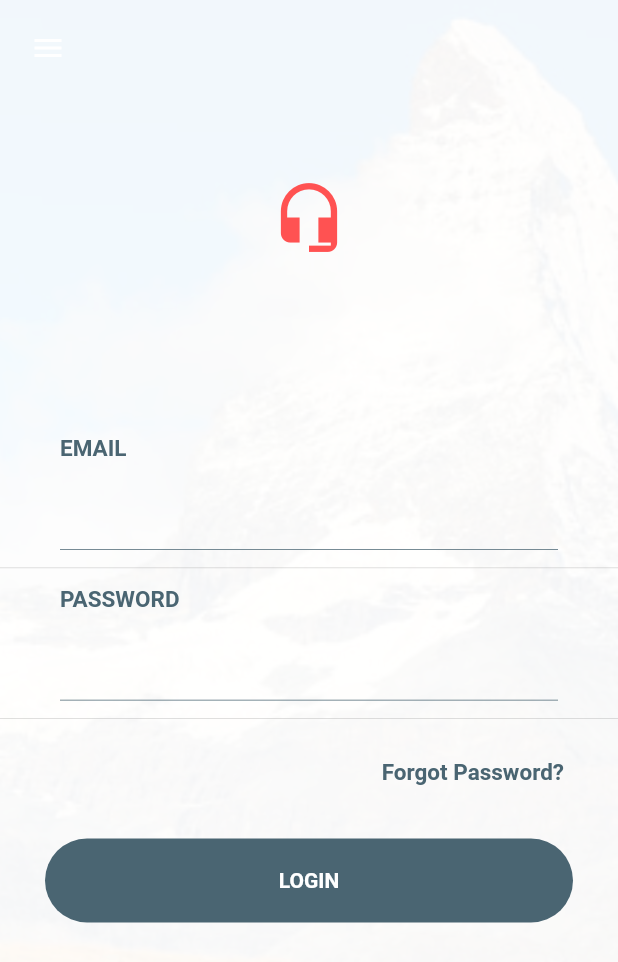
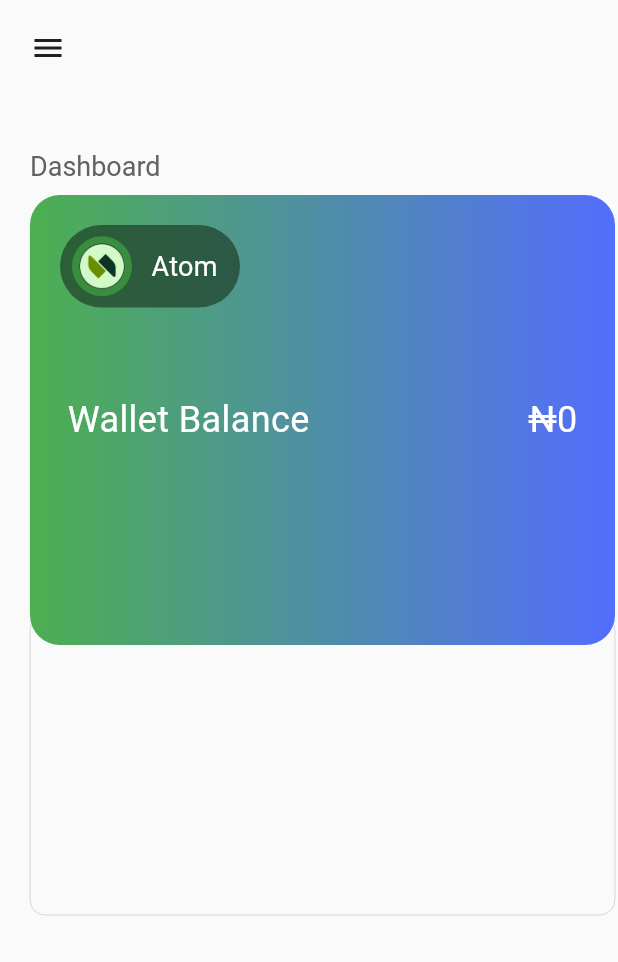
Before and after one commit to AtumaKen/login_test, a Flutter app: the screen it shows after launch, on a phone screen of 412 x 824 dp. Shown: the top 962 px of the screen. Run offline on Flutter 3.47's test engine with Material 2 defaults, Android fonts, the phone set to English and light mode, and no system bars; Roboto replaces fonts that are missing (WorkSans).

Commit message:
added dashboard.dart and some components.

```diff
--- a/lib/dashboard/app_theme.dart
+++ b/lib/dashboard/app_theme.dart
@@ -42,18 +42,16 @@ class AppTheme {
 
   static const TextStyle headline = TextStyle( // h5 -> headline
     fontFamily: fontName,
-    fontWeight: FontWeight.bold,
     fontSize: 24,
     letterSpacing: 0.27,
-    color: darkerText,
+    color: Colors.white,
   );
 
   static const TextStyle title = TextStyle( // h6 -> title
     fontFamily: fontName,
-    fontWeight: FontWeight.bold,
-    fontSize: 16,
-    letterSpacing: 0.18,
-    color: darkerText,
+    fontSize: 18,
+    letterSpacing: 0.2,
+    color: Colors.white,
   );
 
 
--- a/lib/dashboard/draw_test.dart
+++ b/lib/dashboard/draw_test.dart
@@ -1,6 +1,8 @@
 import 'package:flutter/cupertino.dart';
 import 'package:flutter/material.dart';
+import 'package:login_test/screens/dashboard.dart';
 import 'package:login_test/screens/sub_menu_screen.dart';
+import 'package:login_test/widgets/custom_alert.dart';
 import 'package:login_test/widgets/test_screen.dart';
 import 'package:login_test/loading_screen/load_sscreen.dart';
 import 'package:login_test/loggin.dart';
@@ -38,7 +40,7 @@ class CustomDrawState extends State<CustomDraw> with TickerProviderStateMixin {
     super.initState();
     _animationController =
         AnimationController(vsync: this, duration: Duration(milliseconds: 400));
-    screenView = LoginPage();
+    screenView = DashBoardScreen();
   }
 
   void toggle() => _animationController.isDismissed
@@ -121,7 +123,6 @@ class CustomDrawState extends State<CustomDraw> with TickerProviderStateMixin {
               child: AnimatedIcon(
                 icon: AnimatedIcons.menu_arrow,
                 progress: _animationController,
-                color: Colors.white,
               ),
             ),
             onTap: () {
@@ -139,16 +140,18 @@ class CustomDrawState extends State<CustomDraw> with TickerProviderStateMixin {
       drawerIndex = drawerModel.index;
       if (drawerIndex == DrawerIndex.HOME) {
         setState(() {
-          screenView = LoginScreen3();
+          screenView = DashBoardScreen();
         });
       } else if (drawerIndex == DrawerIndex.MobileTopUp ) {
           setState(() {
             screenView = SubMenuScreen(subMenus: [
               SubMenuModel(
                 title: "Buy Airtime",
+                screen: ECAlertDialog()
               ),
               SubMenuModel(
                 title: "Buy Data",
+                screen: ECAlertDialog()
               )
             ], title: "Mobile Top-Up",);
           });
--- a/lib/dashboard/home_drawer.dart
+++ b/lib/dashboard/home_drawer.dart
@@ -2,6 +2,7 @@ import 'package:flutter/material.dart';
 import 'package:login_test/dashboard/draw_test.dart';
 import 'package:login_test/terrr.dart';
 import 'package:login_test/widgets/menu_widget.dart';
+import 'package:login_test/widgets/not_available.dart';
 
 import 'app_theme.dart';
 
@@ -261,6 +262,6 @@ class DrawerModel {
 
 class SubMenuModel {
   String title;
-
-  SubMenuModel({this.title});
+  Widget screen;
+  SubMenuModel({this.title, this.screen });
 }
--- /dev/null
+++ b/lib/screens/dashboard.dart
@@ -0,0 +1,73 @@
+import 'package:flutter/material.dart';
+import 'package:login_test/dashboard/app_theme.dart';
+import 'package:login_test/widgets/name_icon_item.dart';
+
+class DashBoardScreen extends StatelessWidget {
+  @override
+  Widget build(BuildContext context) {
+    return Scaffold(
+      body: Stack(
+        children: [
+          Positioned(
+            child: Text(
+              "Dashboard",
+              style: TextStyle(fontSize: 18, color: Colors.grey[700]),
+            ),
+            top: 100,
+            left: 20,
+          ),
+          Positioned(
+            top: 410,
+            left: 20,
+            child: Container(
+              height: 200,
+              width: 390,
+              decoration: BoxDecoration(
+                  border: Border.all(width: 0.1),
+                  borderRadius: BorderRadius.circular(10)),
+            ),
+          ),
+          Positioned(
+            top: 130,
+            left: 20,
+            child: Container(
+              height: 300,
+              width: 390,
+              decoration: BoxDecoration(
+                borderRadius: BorderRadius.circular(20),
+                gradient: LinearGradient(
+                    colors: [Colors.green, Colors.indigoAccent],
+                    begin: Alignment.centerLeft,
+                    end: Alignment.centerRight),
+              ),
+              child: Padding(
+                padding: const EdgeInsets.symmetric(horizontal: 25.0),
+                child: _walletBalance(),
+              ),
+            ),
+          ),
+          Positioned(
+            top: 150,
+            left: 40,
+            child: NameIconWidget(),
+          ),
+        ],
+      ),
+    );
+  }
+  Widget _walletBalance(){
+    return Row(
+      mainAxisAlignment: MainAxisAlignment.spaceBetween,
+      children: [
+        Text(
+          "Wallet Balance",
+          style: AppTheme.headline,
+        ),
+        Text(
+          "\u20A60",
+          style: AppTheme.headline,
+        ),
+      ],
+    );
+  }
+}
--- /dev/null
+++ b/lib/widgets/name_icon_item.dart
@@ -0,0 +1,36 @@
+import 'package:flutter/material.dart';
+import 'package:login_test/dashboard/app_theme.dart';
+
+class NameIconWidget extends StatelessWidget {
+  @override
+  Widget build(BuildContext context) {
+    return Container(
+      height: 55,
+      width: 120,
+      decoration: BoxDecoration(
+          borderRadius: BorderRadius.circular(30),
+          color: Color.fromRGBO(30, 61, 40, 0.7)),
+      child: Padding(
+        padding: const EdgeInsets.only(left: 8.0, right: 15),
+        child: Row(
+          mainAxisAlignment: MainAxisAlignment.spaceBetween,
+          children: [
+            Container(
+              decoration: BoxDecoration(
+                  borderRadius: BorderRadius.circular(40),
+                  color: Colors.green[700]),
+              child: Image.asset(
+                "assets/images/easyswitch_icon.png",
+                height: 40,
+              ),
+            ),
+            Text(
+              "Atom",
+              style: AppTheme.title,
+            ),
+          ],
+        ),
+      ),
+    );
+  }
+}
--- a/pubspec.yaml
+++ b/pubspec.yaml
@@ -46,11 +46,7 @@ flutter:
 
   # To add assets to your application, add an assets section, like this:
   assets:
-    - assets/images/full-bloom.png
-    - assets/images/mountains.jpeg
-    - assets/images/mountains.jpg
-    - assets/images/userImage.png
-    - assets/images/supportIcon.png
+    - assets/images/
   #   - images/a_dot_ham.jpeg
 
   # An image asset can refer to one or more resolution-specific "variants", see
```
Also changed, not shown: lib/screens/sub_menu_screen.dart (+33 -4 lines), lib/widgets/custom_alert.dart (+72 -5 lines), lib/widgets/es_button.dart (added, +40 -0 lines), lib/widgets/not_available.dart (added, +12 -0 lines), assets/images/easyswitch_icon.png (added).
